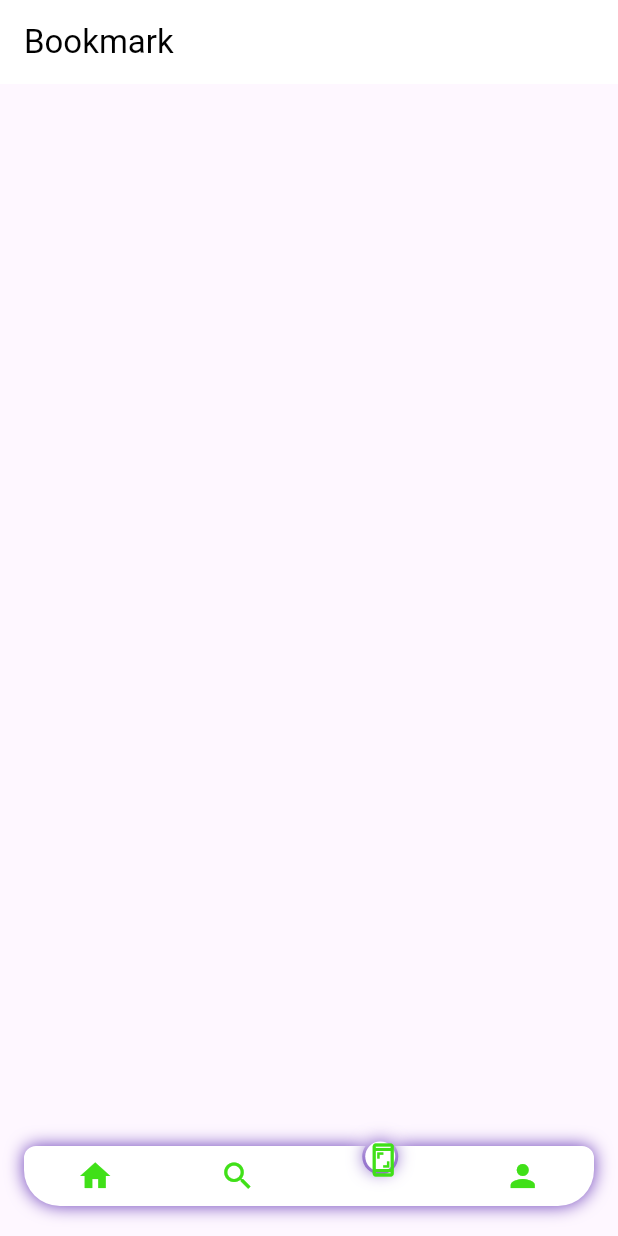
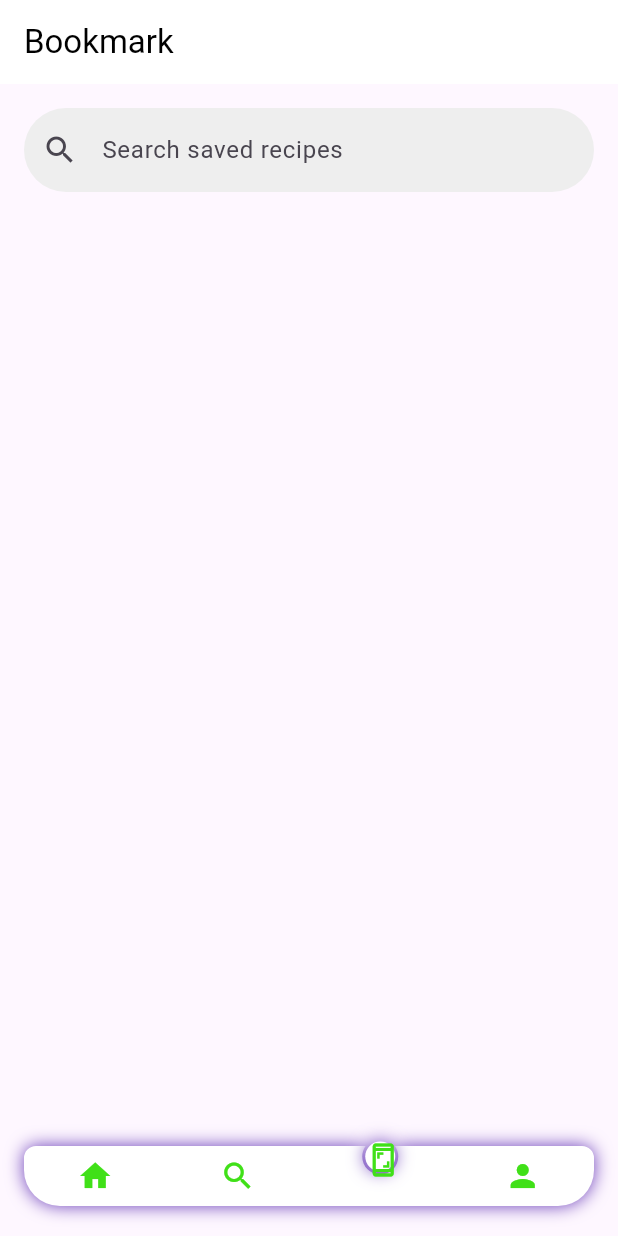
Before and after one commit to yvesco75/flutter, a Flutter app: the screen it shows after launch, swiped to page 3, on a phone screen of 412 x 824 dp. Run offline on Flutter 3.47's test engine with Material 3 defaults, Android fonts, the phone set to English and light mode, and no system bars; drawn by our look-alikes of circle_nav_bar.

Commit message:
Ajout du champ de recherche pour filtrer les recettes

```diff
--- a/lib/BookmarkPage.dart
+++ b/lib/BookmarkPage.dart
@@ -13,7 +13,21 @@ class BookmarkPage extends StatelessWidget {
         padding: const EdgeInsets.all(16.0),
         child: Column(
           crossAxisAlignment: CrossAxisAlignment.start,
-          children: [],
+          children: [
+            TextField(
+              decoration: InputDecoration(
+                hintText: "Search saved recipes",
+                prefixIcon: Icon(Icons.search),
+                border: OutlineInputBorder(
+                  borderRadius: BorderRadius.circular(30),
+                  borderSide: BorderSide.none,
+                ),
+                filled: true,
+                fillColor: Colors.grey[200],
+              ),
+            ),
+            SizedBox(height: 20),
+          ],
         ),
       ),
     );
```
